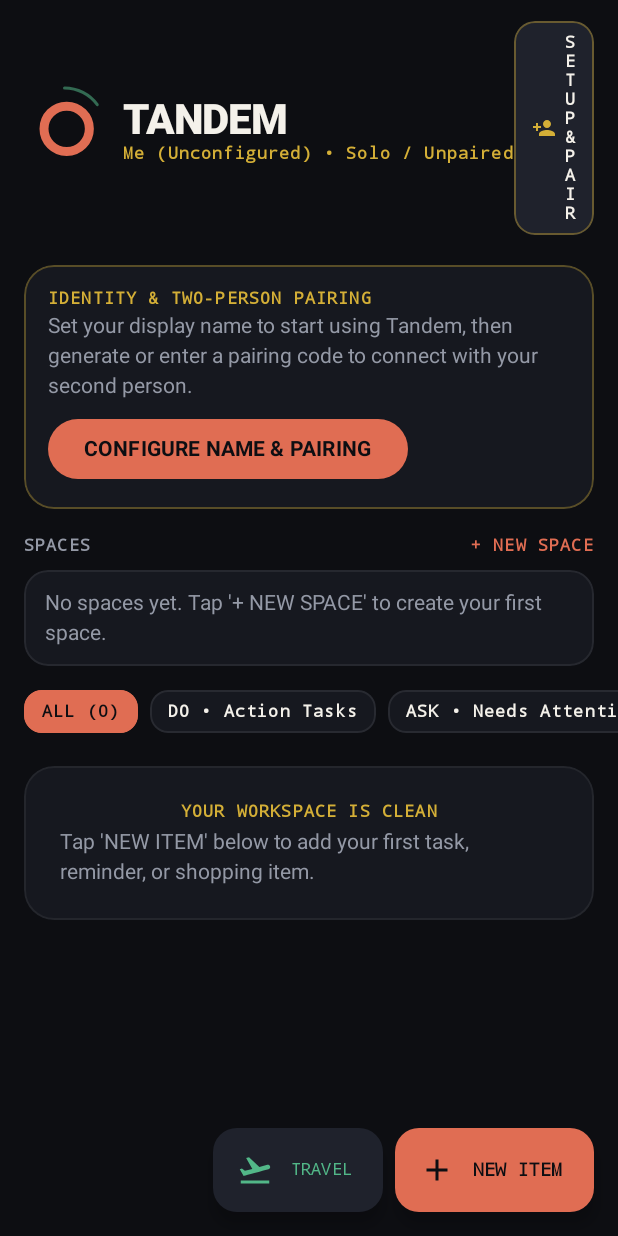
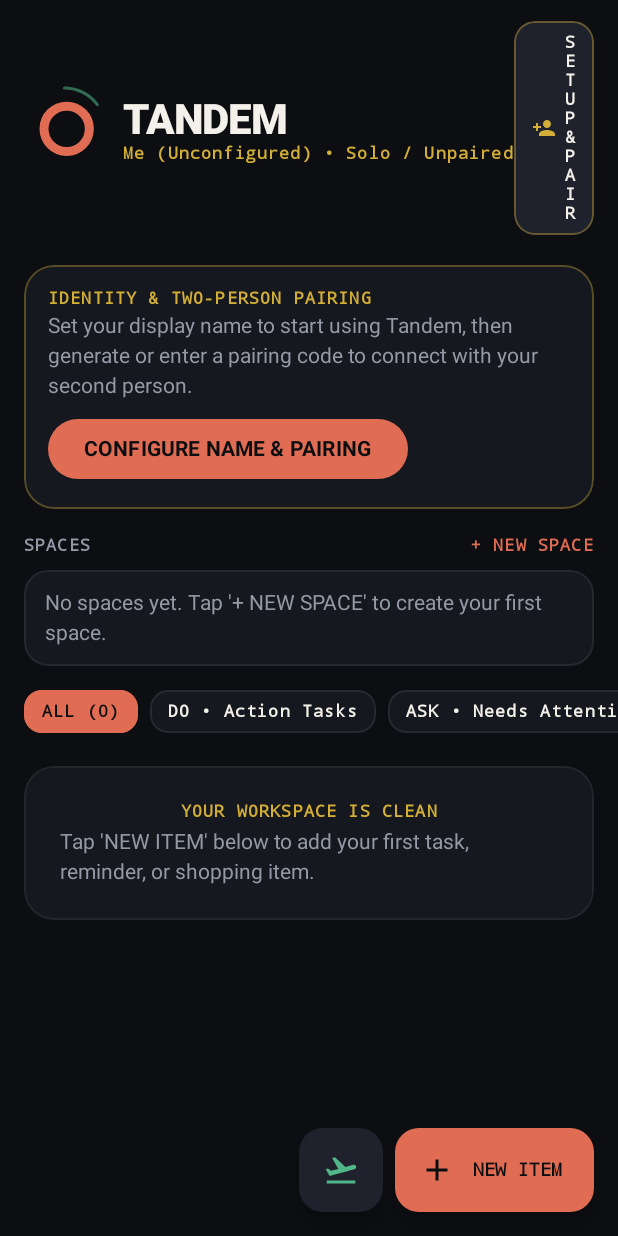
Before and after one commit to vikramma27/Tandem, an Android app built with Jetpack Compose: the screen it shows after launch (MainActivity), on a phone screen of 412 x 824 dp. Run offline under Robolectric (Android 15) with nearby library versions, the phone set to English and light mode, and no system bars; our stand-ins replace Room's generated code.

Commit message:
Keep Travel Prep launcher compact on narrow phones

```diff
--- a/app/src/main/java/app/tandem/duo/ui/screens/MainTandemScreen.kt
+++ b/app/src/main/java/app/tandem/duo/ui/screens/MainTandemScreen.kt
@@ -67,13 +67,13 @@ fun MainTandemScreen(viewModel: TandemViewModel) {
         containerColor = ObsidianBg,
         floatingActionButton = {
             Row(horizontalArrangement = Arrangement.spacedBy(8.dp)) {
-                ExtendedFloatingActionButton(
+                FloatingActionButton(
                     onClick = { context.startActivity(Intent(context, TravelPrepActivity::class.java)) },
                     containerColor = ElevatedSlate,
-                    contentColor = SageMint,
-                    icon = { Icon(Icons.Default.FlightTakeoff, contentDescription = "Travel prep") },
-                    text = { Text("TRAVEL", fontFamily = FontFamily.Monospace, fontSize = 11.sp) }
-                )
+                    contentColor = SageMint
+                ) {
+                    Icon(Icons.Default.FlightTakeoff, contentDescription = "Travel prep")
+                }
                 if (config.isPaired) {
                     ExtendedFloatingActionButton(
                         onClick = { showNudgeModal = true },
```
